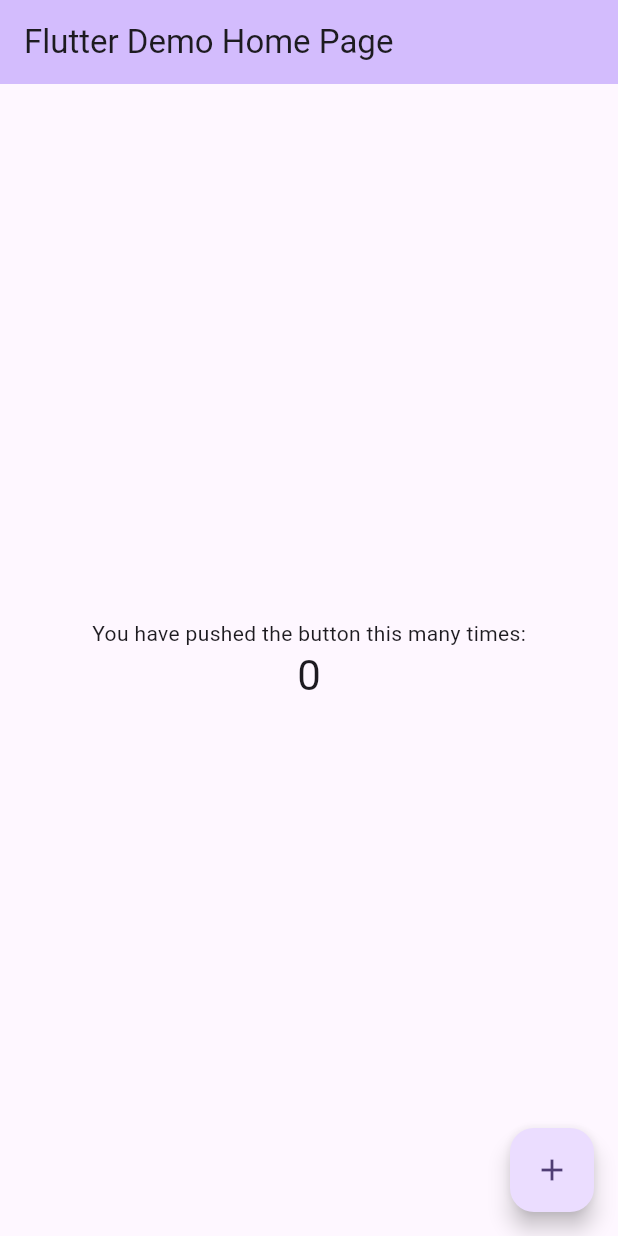
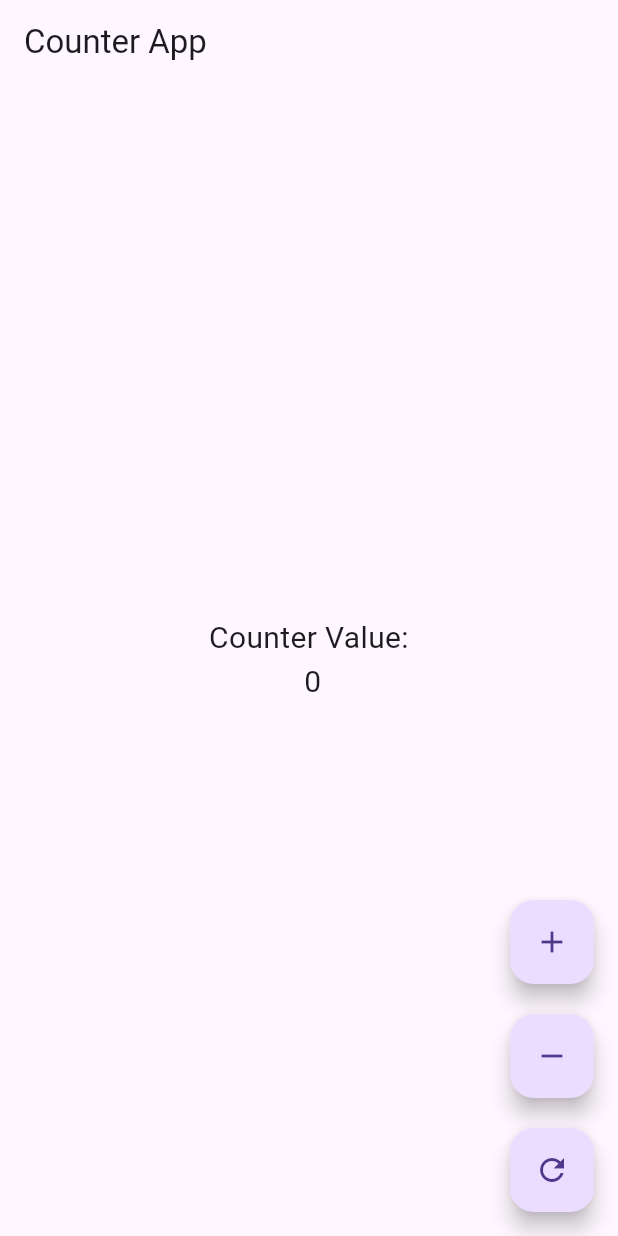
Before and after one commit to mohamedmahmoud95/Flutter-course--Sep-2024, a Flutter app: the screen it shows after launch, on a phone screen of 412 x 824 dp. Run offline on Flutter 3.47's test engine with Material 3 defaults, Android fonts, the light colour scheme and no system bars.

Commit message:
added a widget testing example

```diff
--- /dev/null
+++ b/lib/counter_app.dart
@@ -0,0 +1,62 @@
+import 'package:flutter/material.dart';
+
+class CounterApp extends StatefulWidget {
+  const CounterApp({super.key});
+
+  @override
+  State<CounterApp> createState() => _CounterAppState();
+}
+
+class _CounterAppState extends State<CounterApp> {
+  int counter = 0;
+  @override
+  Widget build(BuildContext context) {
+    return Scaffold(
+        appBar: AppBar(
+          title: const Text("Counter App"),
+        ),
+        body: Center(
+          child: Column(
+            mainAxisAlignment: MainAxisAlignment.center,
+            children: [
+              Text(
+                "Counter Value: \n $counter",
+                textAlign: TextAlign.center,
+                style: const TextStyle(fontSize: 20),
+              ),
+            ],
+          ),
+        ),
+        floatingActionButton: Column(
+          mainAxisAlignment: MainAxisAlignment.end,
+          children: [
+            FloatingActionButton(
+              onPressed: () {
+                setState(() {
+                  counter++;
+                });
+              },
+              child: const Icon(Icons.add),
+            ),
+            const SizedBox(height: 20),
+            FloatingActionButton(
+              onPressed: () {
+                setState(() {
+                  counter--;
+                });
+              },
+              child: const Icon(Icons.remove),
+            ),
+            const SizedBox(height: 20),
+            FloatingActionButton(
+              onPressed: () {
+                setState(() {
+                  counter = 0;
+                });
+              },
+              child: const Icon(Icons.refresh),
+            ),
+          ],
+        ));
+  }
+}
--- a/lib/main.dart
+++ b/lib/main.dart
@@ -1,4 +1,5 @@
 import 'package:flutter/material.dart';
+import 'package:testing101/counter_app.dart';
 
 void main() {
   runApp(const MyApp());
@@ -7,119 +8,11 @@
 class MyApp extends StatelessWidget {
   const MyApp({super.key});
 
-  // This widget is the root of your application.
   @override
   Widget build(BuildContext context) {
-    return MaterialApp(
-      title: 'Flutter Demo',
-      theme: ThemeData(
-        // This is the theme of your application.
-        //
-        // TRY THIS: Try running your application with "flutter run". You'll see
-        // the application has a purple toolbar. Then, without quitting the app,
-        // try changing the seedColor in the colorScheme below to Colors.green
-        // and then invoke "hot reload" (save your changes or press the "hot
-        // reload" button in a Flutter-supported IDE, or press "r" if you used
-        // the command line to start the app).
-        //
-        // Notice that the counter didn't reset back to zero; the application
-        // state is not lost during the reload. To reset the state, use hot
-        // restart instead.
-        //
-        // This works for code too, not just values: Most code changes can be
-        // tested with just a hot reload.
-        colorScheme: ColorScheme.fromSeed(seedColor: Colors.deepPurple),
-        useMaterial3: true,
-      ),
-      home: const MyHomePage(title: 'Flutter Demo Home Page'),
+    return const MaterialApp(
+      debugShowCheckedModeBanner: false,
+      home: CounterApp(),
     );
   }
 }
-
-class MyHomePage extends StatefulWidget {
-  const MyHomePage({super.key, required this.title});
-
-  // This widget is the home page of your application. It is stateful, meaning
-  // that it has a State object (defined below) that contains fields that affect
-  // how it looks.
-
-  // This class is the configuration for the state. It holds the values (in this
-  // case the title) provided by the parent (in this case the App widget) and
-  // used by the build method of the State. Fields in a Widget subclass are
-  // always marked "final".
-
-  final String title;
-
-  @override
-  State<MyHomePage> createState() => _MyHomePageState();
-}
-
-class _MyHomePageState extends State<MyHomePage> {
-  int _counter = 0;
-
-  void _incrementCounter() {
-    setState(() {
-      // This call to setState tells the Flutter framework that something has
-      // changed in this State, which causes it to rerun the build method below
-      // so that the display can reflect the updated values. If we changed
-      // _counter without calling setState(), then the build method would not be
-      // called again, and so nothing would appear to happen.
-      _counter++;
-    });
-  }
-
-  @override
-  Widget build(BuildContext context) {
-    // This method is rerun every time setState is called, for instance as done
-    // by the _incrementCounter method above.
-    //
-    // The Flutter framework has been optimized to make rerunning build methods
-    // fast, so that you can just rebuild anything that needs updating rather
-    // than having to individually change instances of widgets.
-    return Scaffold(
-      appBar: AppBar(
-        // TRY THIS: Try changing the color here to a specific color (to
-        // Colors.amber, perhaps?) and trigger a hot reload to see the AppBar
-        // change color while the other colors stay the same.
-        backgroundColor: Theme.of(context).colorScheme.inversePrimary,
-        // Here we take the value from the MyHomePage object that was created by
-        // the App.build method, and use it to set our appbar title.
-        title: Text(widget.title),
-      ),
-      body: Center(
-        // Center is a layout widget. It takes a single child and positions it
-        // in the middle of the parent.
-        child: Column(
-          // Column is also a layout widget. It takes a list of children and
-          // arranges them vertically. By default, it sizes itself to fit its
-          // children horizontally, and tries to be as tall as its parent.
-          //
-          // Column has various properties to control how it sizes itself and
-          // how it positions its children. Here we use mainAxisAlignment to
-          // center the children vertically; the main axis here is the vertical
-          // axis because Columns are vertical (the cross axis would be
-          // horizontal).
-          //
-          // TRY THIS: Invoke "debug painting" (choose the "Toggle Debug Paint"
-          // action in the IDE, or press "p" in the console), to see the
-          // wireframe for each widget.
-          mainAxisAlignment: MainAxisAlignment.center,
-          children: <Widget>[
-            const Text(
-              'You have pushed the button this many times:',
-            ),
-            Text(
-              '$_counter',
-              style: Theme.of(context).textTheme.headlineMedium,
-            ),
-          ],
-        ),
-      ),
-      floatingActionButton: FloatingActionButton(
-        onPressed: _incrementCounter,
-        tooltip: 'Increment',
-        child: const Icon(Icons.add),
-      ), // This trailing comma makes auto-formatting nicer for build methods.
-    );
-  }
-}
```
Also changed, not shown: 1 other file.
